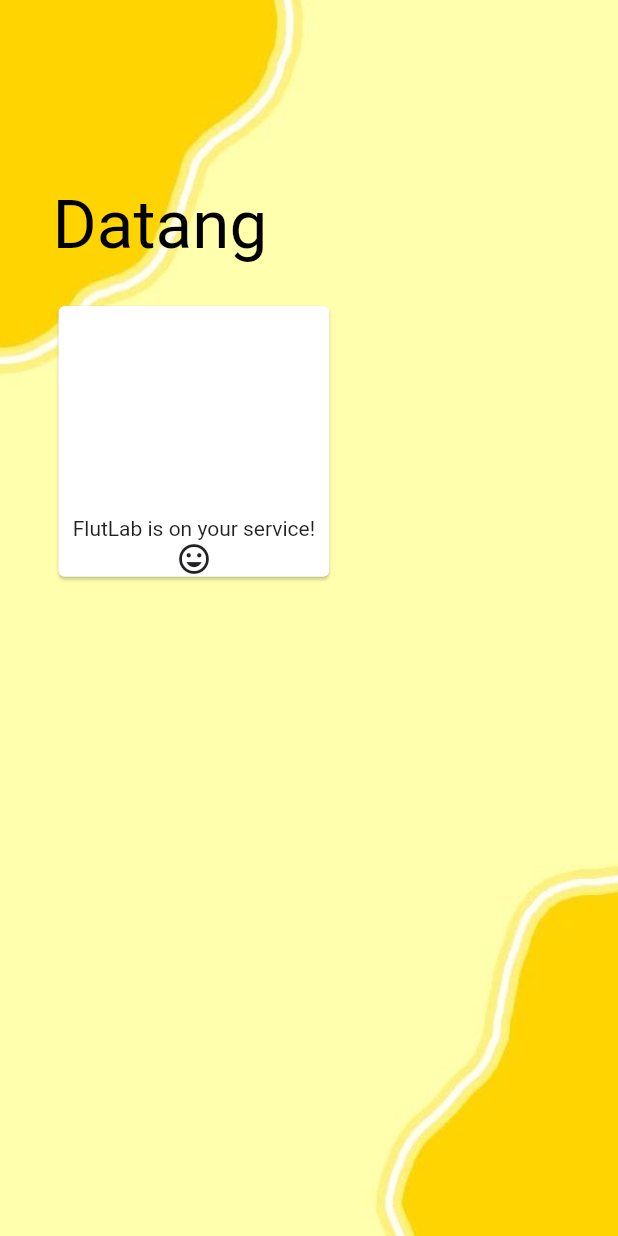
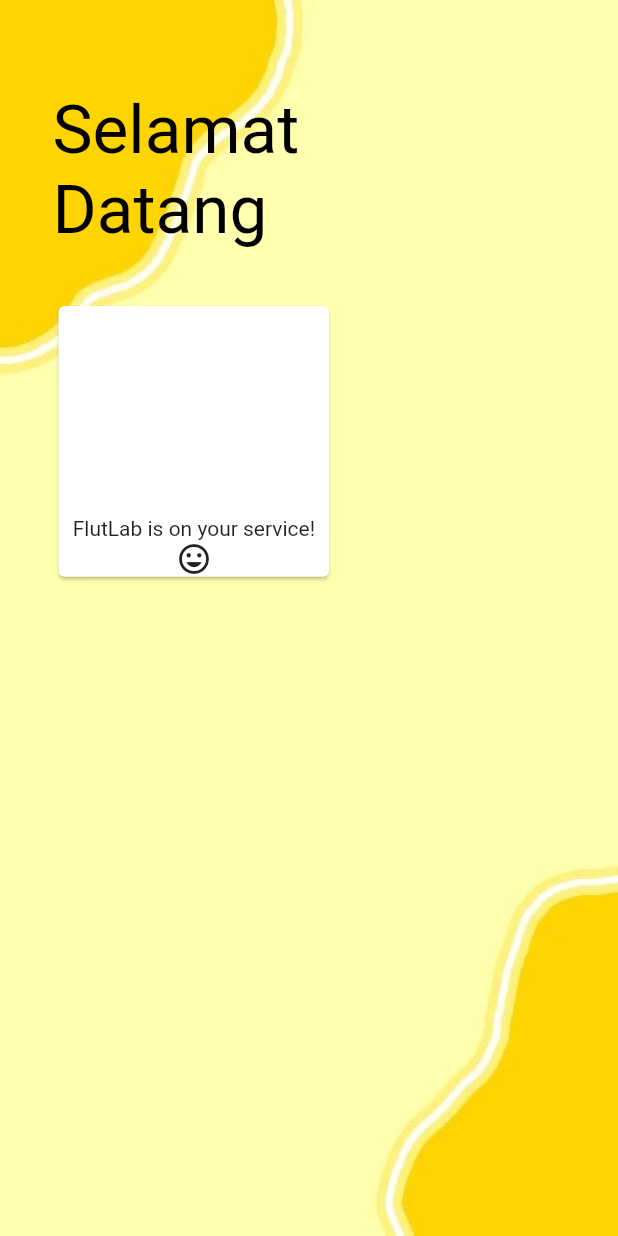
Before and after one commit to Politeknik-Banyuwangi/project-uas-project-uas-kel2-muhammad-royyan-aziz, a Flutter app: the MyRegister screen opened by its route, on a phone screen of 412 x 824 dp. Run offline on Flutter 3.47's test engine with Material 2 defaults, Android fonts, the phone set to English and light mode, and no system bars.

```diff
--- a/lib/register.dart
+++ b/lib/register.dart
@@ -17,9 +17,9 @@ class _MyRegisterState extends State<MyRegister> {
         backgroundColor: Colors.transparent,
         body: Stack(children: [
           Container(
-            padding: EdgeInsets.only(left: 35, top: 70),
+            padding: EdgeInsets.only(left: 35, top: 60),
             child: Text(
-              '\nDatang',
+              'Selamat\nDatang',
               style: TextStyle(color: Colors.black, fontSize: 45),
             ),
           ),
```
Also changed, not shown: 1 other file.
